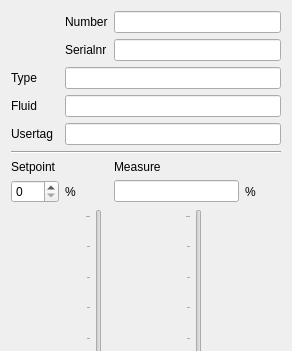
The window that ui/flowchannel.ui (ArJKloek/FlowControl) describes before a commit, drawn with Qt 5; both pictures show x 0 to 292 and y 0 to 351 of the 292 by 681 pixel window.
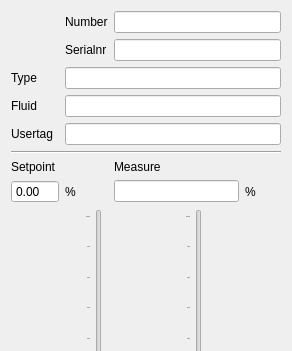
The same window after the commit.

```diff
--- a/ui/flowchannel.ui
+++ b/ui/flowchannel.ui
@@ -23,9 +23,6 @@
    <item row="0" column="2" colspan="2">
     <widget class="QLineEdit" name="le_number"/>
    </item>
-   <item row="9" column="0">
-    <widget class="QSpinBox" name="sb_setpoint_percent"/>
-   </item>
    <item row="15" column="0" colspan="2">
     <widget class="QPushButton" name="btnAdvanced">
      <property name="text">
@@ -315,6 +312,16 @@
    <item row="16" column="0" colspan="4">
     <widget class="QLineEdit" name="le_status"/>
    </item>
+   <item row="9" column="0">
+    <widget class="QDoubleSpinBox" name="ds_setpoint_percent">
+     <property name="buttonSymbols">
+      <enum>QAbstractSpinBox::NoButtons</enum>
+     </property>
+     <property name="maximum">
+      <double>100.000000000000000</double>
+     </property>
+    </widget>
+   </item>
   </layout>
  </widget>
  <resources>
```
